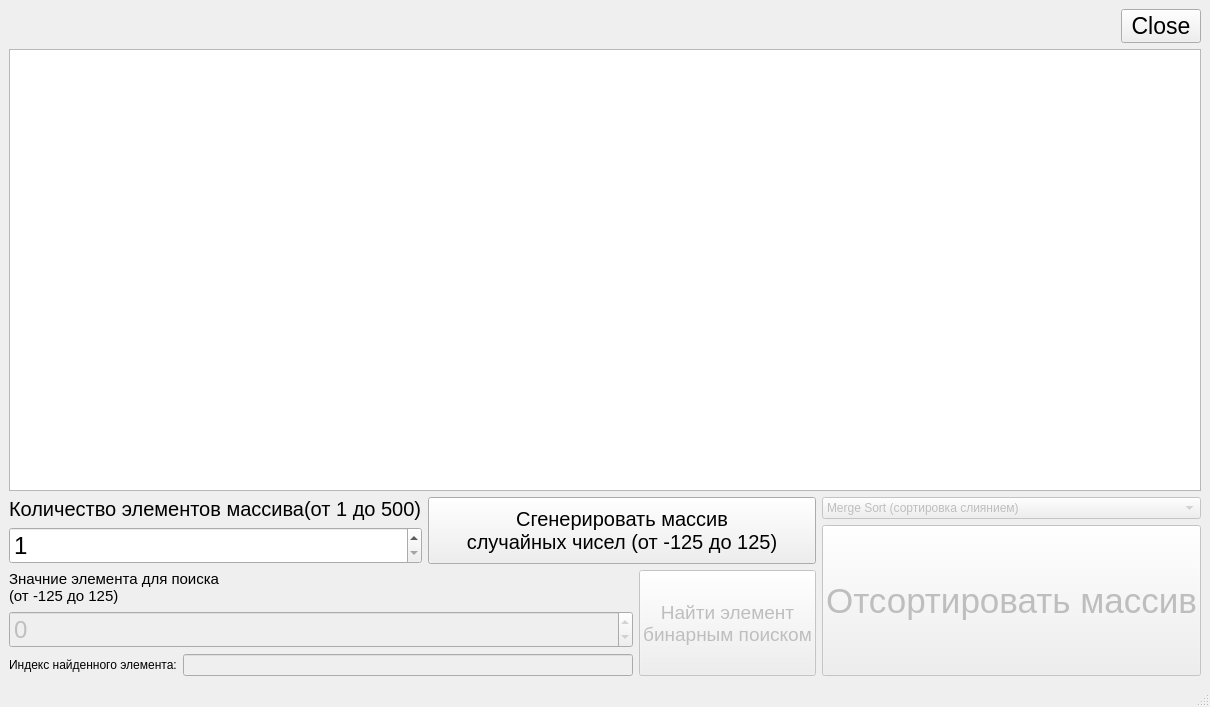
Old version of the form LabWork_4/Task_1/mainwindow.ui in the repository deviyan13/Labs2Sem.
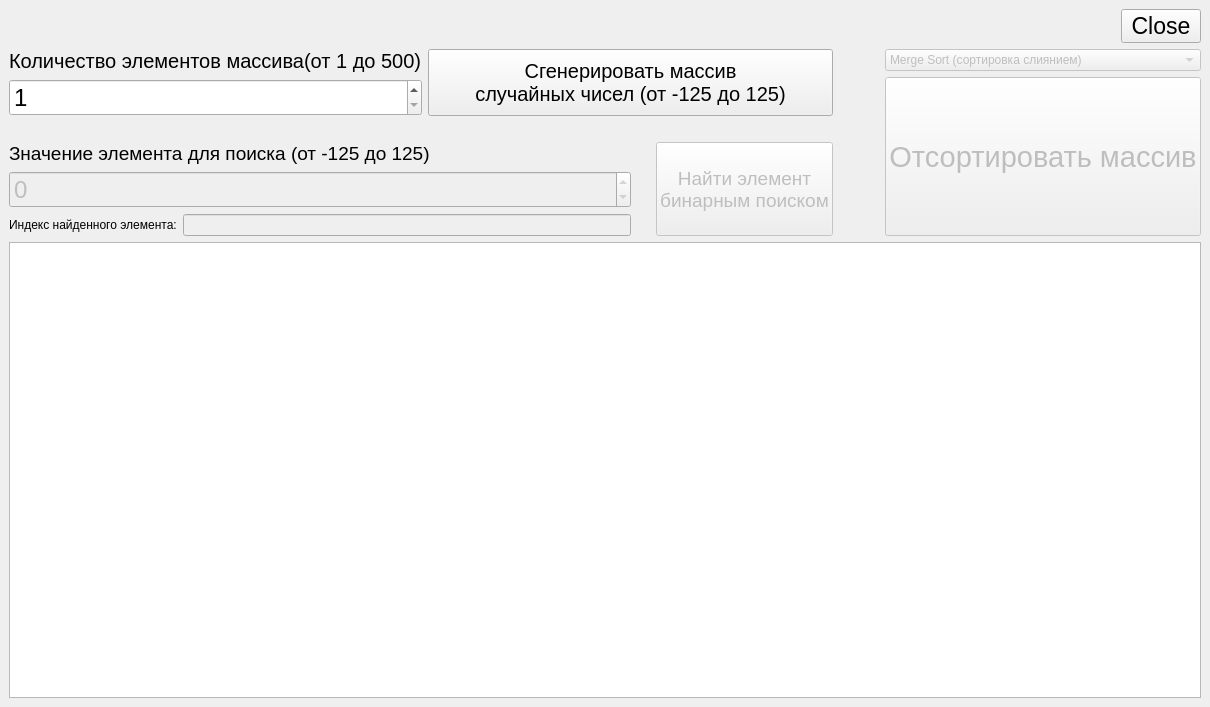
New version of the form. Icons and pictures are not drawn.

Diff of the .ui file:
```diff
--- a/LabWork_4/Task_1/mainwindow.ui
+++ b/LabWork_4/Task_1/mainwindow.ui
@@ -14,104 +14,98 @@
    <string>MainWindow</string>
   </property>
   <widget class="QWidget" name="centralwidget">
-   <layout class="QGridLayout" name="gridLayout_3">
-    <item row="0" column="0" colspan="2">
+   <layout class="QGridLayout" name="gridLayout">
+    <item row="3" column="0" colspan="3">
      <layout class="QVBoxLayout" name="verticalLayout_4">
-      <item>
-       <layout class="QHBoxLayout" name="horizontalLayout_2">
-        <item>
-         <spacer name="horizontalSpacer">
-          <property name="orientation">
-           <enum>Qt::Horizontal</enum>
-          </property>
-          <property name="sizeHint" stdset="0">
-           <size>
-            <width>40</width>
-            <height>20</height>
-           </size>
-          </property>
-         </spacer>
-        </item>
-        <item>
-         <widget class="QPushButton" name="buttonClose">
-          <property name="font">
-           <font>
-            <family>Ubuntu</family>
-            <pointsize>17</pointsize>
-           </font>
-          </property>
-          <property name="text">
-           <string>Close</string>
-          </property>
-          <property name="icon">
-           <iconset theme="application-exit"/>
-          </property>
-          <property name="iconSize">
-           <size>
-            <width>20</width>
-            <height>20</height>
-           </size>
-          </property>
-         </widget>
-        </item>
-       </layout>
-      </item>
       <item>
        <widget class="QGraphicsView" name="graphicsView"/>
       </item>
      </layout>
     </item>
-    <item row="1" column="1">
-     <layout class="QVBoxLayout" name="verticalLayout_3">
+    <item row="1" column="2">
+     <widget class="QComboBox" name="comboSorts">
+      <property name="enabled">
+       <bool>false</bool>
+      </property>
       <item>
-       <widget class="QComboBox" name="comboSorts">
-        <property name="enabled">
-         <bool>false</bool>
-        </property>
-        <item>
-         <property name="text">
-          <string>Merge Sort (сортировка слиянием)</string>
-         </property>
-        </item>
-        <item>
-         <property name="text">
-          <string>Quick Sort (быстрая сортировка)</string>
-         </property>
-        </item>
-        <item>
-         <property name="text">
-          <string>Heap Sort (сортировка кучей)</string>
-         </property>
-        </item>
-       </widget>
+       <property name="text">
+        <string>Merge Sort (сортировка слиянием)</string>
+       </property>
       </item>
       <item>
-       <widget class="QPushButton" name="buttonSort">
-        <property name="enabled">
-         <bool>false</bool>
+       <property name="text">
+        <string>Quick Sort (быстрая сортировка)</string>
+       </property>
+      </item>
+      <item>
+       <property name="text">
+        <string>Heap Sort (сортировка кучей)</string>
+       </property>
+      </item>
+     </widget>
+    </item>
+    <item row="2" column="1">
+     <spacer name="horizontalSpacer_2">
+      <property name="orientation">
+       <enum>Qt::Horizontal</enum>
+      </property>
+      <property name="sizeType">
+       <enum>QSizePolicy::Fixed</enum>
+      </property>
+      <property name="sizeHint" stdset="0">
+       <size>
+        <width>40</width>
+        <height>20</height>
+       </size>
+      </property>
+     </spacer>
+    </item>
+    <item row="0" column="0" colspan="3">
+     <layout class="QHBoxLayout" name="horizontalLayout_2">
+      <item>
+       <spacer name="horizontalSpacer">
+        <property name="orientation">
+         <enum>Qt::Horizontal</enum>
         </property>
-        <property name="sizePolicy">
-         <sizepolicy hsizetype="Minimum" vsizetype="Minimum">
-          <horstretch>0</horstretch>
-          <verstretch>0</verstretch>
-         </sizepolicy>
+        <property name="sizeHint" stdset="0">
+         <size>
+          <width>40</width>
+          <height>20</height>
+         </size>
         </property>
+       </spacer>
+      </item>
+      <item>
+       <widget class="QPushButton" name="buttonClose">
         <property name="font">
          <font>
-          <pointsize>26</pointsize>
+          <family>Ubuntu</family>
+          <pointsize>17</pointsize>
          </font>
         </property>
         <property name="text">
-         <string>Отсортировать массив</string>
+         <string>Close</string>
+        </property>
+        <property name="icon">
+         <iconset theme="application-exit"/>
+        </property>
+        <property name="iconSize">
+         <size>
+          <width>20</width>
+          <height>20</height>
+         </size>
         </property>
        </widget>
       </item>
      </layout>
     </item>
-    <item row="1" column="0">
+    <item row="1" column="0" rowspan="2">
      <layout class="QVBoxLayout" name="verticalLayout_6">
       <item>
        <layout class="QHBoxLayout" name="horizontalLayout">
+        <property name="rightMargin">
+         <number>0</number>
+        </property>
         <item>
          <layout class="QVBoxLayout" name="verticalLayout_2">
           <item>
@@ -167,22 +161,58 @@
         </item>
        </layout>
       </item>
+      <item>
+       <spacer name="verticalSpacer">
+        <property name="orientation">
+         <enum>Qt::Vertical</enum>
+        </property>
+        <property name="sizeType">
+         <enum>QSizePolicy::Fixed</enum>
+        </property>
+        <property name="sizeHint" stdset="0">
+         <size>
+          <width>20</width>
+          <height>13</height>
+         </size>
+        </property>
+       </spacer>
+      </item>
       <item>
        <layout class="QHBoxLayout" name="horizontalLayout_3">
+        <property name="spacing">
+         <number>6</number>
+        </property>
+        <property name="sizeConstraint">
+         <enum>QLayout::SetDefaultConstraint</enum>
+        </property>
+        <property name="topMargin">
+         <number>7</number>
+        </property>
+        <property name="rightMargin">
+         <number>0</number>
+        </property>
+        <property name="bottomMargin">
+         <number>0</number>
+        </property>
         <item>
          <layout class="QHBoxLayout" name="horizontalLayout_5">
+          <property name="rightMargin">
+           <number>0</number>
+          </property>
           <item>
            <layout class="QVBoxLayout" name="verticalLayout_5">
+            <property name="rightMargin">
+             <number>19</number>
+            </property>
             <item>
              <widget class="QLabel" name="label_2">
               <property name="font">
                <font>
-                <pointsize>11</pointsize>
+                <pointsize>14</pointsize>
                </font>
               </property>
               <property name="text">
-               <string>Значние элемента для поиска
-(от -125 до 125)</string>
+               <string>Значение элемента для поиска (от -125 до 125)</string>
               </property>
              </widget>
             </item>
@@ -252,6 +282,40 @@
       </item>
      </layout>
     </item>
+    <item row="2" column="2">
+     <layout class="QVBoxLayout" name="verticalLayout_3">
+      <item>
+       <widget class="QPushButton" name="buttonSort">
+        <property name="enabled">
+         <bool>false</bool>
+        </property>
+        <property name="sizePolicy">
+         <sizepolicy hsizetype="Minimum" vsizetype="Ignored">
+          <horstretch>0</horstretch>
+          <verstretch>0</verstretch>
+         </sizepolicy>
+        </property>
+        <property name="font">
+         <font>
+          <pointsize>22</pointsize>
+         </font>
+        </property>
+        <property name="text">
+         <string>Отсортировать массив</string>
+        </property>
+        <property name="icon">
+         <iconset theme="emblem-symbolic-link"/>
+        </property>
+        <property name="iconSize">
+         <size>
+          <width>30</width>
+          <height>30</height>
+         </size>
+        </property>
+       </widget>
+      </item>
+     </layout>
+    </item>
    </layout>
   </widget>
   <widget class="QMenuBar" name="menubar">
@@ -264,7 +328,6 @@
     </rect>
    </property>
   </widget>
-  <widget class="QStatusBar" name="statusbar"/>
  </widget>
  <resources/>
  <connections/>
```
